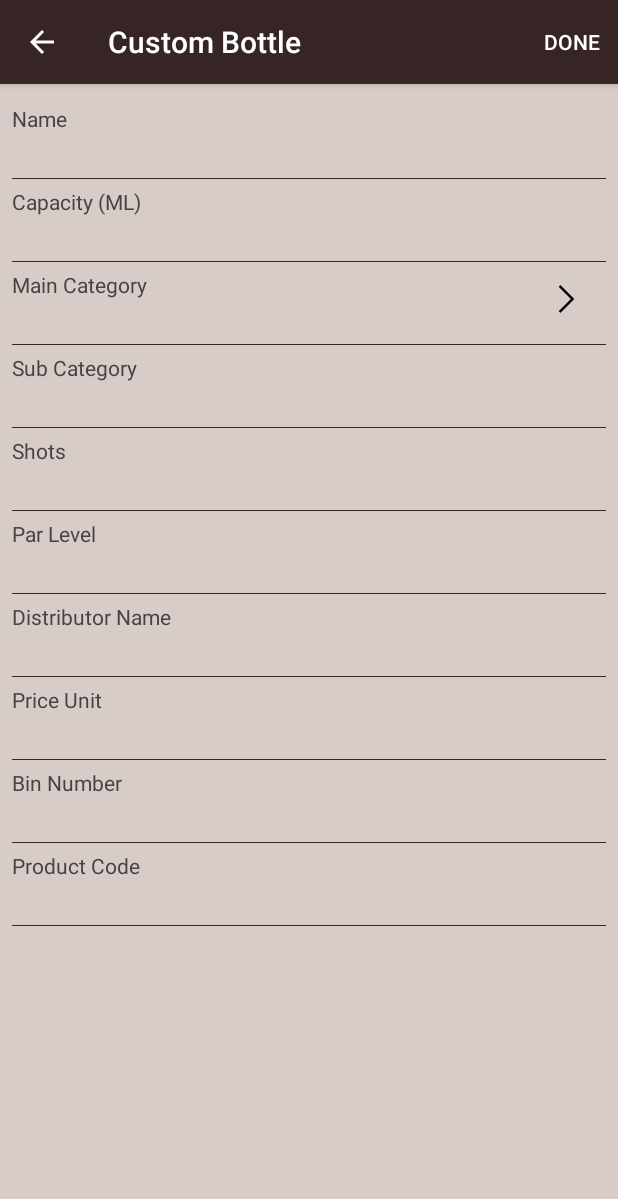
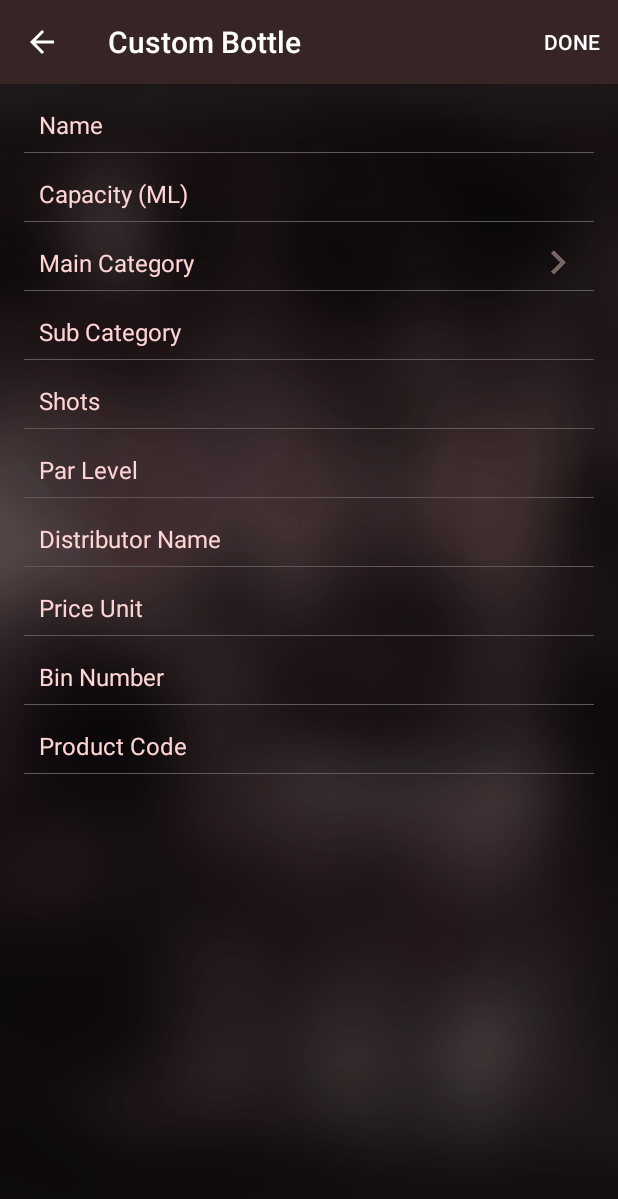
Before and after one commit to KyrosTechnologies/Bar, an Android app: the CustomBottleDetails screen opened directly, with no data from a screen before it, on a phone screen of 412 x 824 dp. Shown: the top 1199 px of the screen. Run offline under Robolectric (Android 15) with nearby library versions, the phone set to English and light mode, and no system bars.

Commit message:
Latest Design

```diff
--- a/app/src/main/res/drawable/layout_bg.xml
+++ b/app/src/main/res/drawable/layout_bg.xml
@@ -1,6 +1,6 @@
 <?xml version="1.0" encoding="utf-8"?>
 <shape xmlns:android="http://schemas.android.com/apk/res/android">
-    <stroke android:width="0.5dip" android:color="@color/colorPrimary" />
+    <stroke android:width="0.5dip" android:color="@color/edittext" />
     <corners android:radius="8dip"/>
     <padding android:left="0dip" android:top="0dip" android:right="0dip" android:bottom="0dip" />
 </shape>
--- a/app/src/main/res/layout/add_custom_bottle.xml
+++ b/app/src/main/res/layout/add_custom_bottle.xml
@@ -2,7 +2,7 @@
 <LinearLayout xmlns:android="http://schemas.android.com/apk/res/android"
     android:orientation="vertical" android:layout_width="match_parent"
     android:layout_height="match_parent"
-    android:background="@color/backgroundcolor">
+    android:background="@drawable/splash">
 
     <LinearLayout
         android:layout_width="match_parent"
@@ -14,7 +14,7 @@
         android:layout_width="wrap_content"
         android:layout_height="wrap_content"
         android:text="Adjust Slider to set level for Full Bottle"
-        android:textColor="@color/lightblack"
+        android:textColor="@color/edit"
         android:textSize="16sp"
         android:layout_gravity="center"
         android:layout_marginBottom="5dp"/>
@@ -23,7 +23,7 @@
             android:layout_width="wrap_content"
             android:layout_height="wrap_content"
             android:text="&amp; an Empty Bottle"
-            android:textColor="@color/lightblack"
+            android:textColor="@color/edit"
             android:textSize="16sp"
             android:layout_gravity="center"/>
 
--- a/app/src/main/res/layout/custom_bottle.xml
+++ b/app/src/main/res/layout/custom_bottle.xml
@@ -3,7 +3,7 @@
     android:orientation="vertical"
     android:layout_width="match_parent"
     android:layout_height="match_parent"
-    android:background="@color/backgroundcolor">
+    android:background="@drawable/splash">
 
     <ScrollView
         android:layout_width="match_parent"
@@ -20,45 +20,61 @@
                 android:orientation="vertical"
                 android:layout_margin="8dp">
 
-                <TextView
-                    android:layout_width="wrap_content"
+                <LinearLayout
+                    android:layout_width="match_parent"
                     android:layout_height="wrap_content"
-                    android:text="Name"
-                    android:layout_marginTop="5dp"
-                    android:textColor="@color/lightblack"
-                    android:textSize="14sp" />
+                    android:orientation="vertical"
+                    android:layout_margin="8dp">
 
                 <EditText
                     android:layout_width="match_parent"
                     android:layout_height="wrap_content"
+                    android:hint="Name"
+                    android:textColorHint="@color/edit"
+                    android:paddingLeft="10dp"
                     android:background="@android:color/transparent"
-                    android:textColor="@color/lightblack"/>
+                    android:textColor="@color/white"
+                    android:textSize="16sp"
+                    android:inputType="textPersonName"/>
 
                 <View
                     android:layout_width="match_parent"
-                    android:layout_marginTop="5dp"
                     android:layout_height="0.5dp"
-                    android:background="@color/colorPrimary"/>
+                    android:background="@color/edittext"
+                    android:layout_marginTop="7dp"/>
 
-                <TextView
-                    android:layout_width="wrap_content"
+                </LinearLayout>
+
+                <LinearLayout
+                    android:layout_width="match_parent"
                     android:layout_height="wrap_content"
-                    android:text="Capacity (ML)"
-                    android:layout_marginTop="5dp"
-                    android:textColor="@color/lightblack"
-                    android:textSize="14sp" />
+                    android:orientation="vertical"
+                    android:layout_margin="8dp">
 
                     <EditText
                         android:layout_width="match_parent"
                         android:layout_height="wrap_content"
+                        android:hint="Capacity (ML)"
+                        android:textColorHint="@color/edit"
+                        android:paddingLeft="10dp"
                         android:background="@android:color/transparent"
-                    android:textColor="@color/lightblack"/>
+                        android:textColor="@color/white"
+                        android:textSize="16sp"
+                        android:inputType="textPersonName"/>
 
                     <View
                         android:layout_width="match_parent"
-                    android:layout_marginTop="5dp"
                         android:layout_height="0.5dp"
-                    android:background="@color/colorPrimary"/>
+                        android:background="@color/edittext"
+                        android:layout_marginTop="7dp"/>
+
+                </LinearLayout>
+
+                <LinearLayout
+                    android:layout_width="wrap_content"
+                    android:layout_height="wrap_content"
+                    android:orientation="vertical"
+                    android:layout_margin="8dp">
 
                 <LinearLayout
                     android:layout_width="match_parent"
@@ -72,25 +88,21 @@
                         android:layout_weight="1">
 
                         <TextView
-                    android:layout_width="wrap_content"
-                    android:layout_height="wrap_content"
-                    android:text="Main Category"
-                    android:layout_marginTop="5dp"
-                    android:textColor="@color/lightblack"
-                    android:textSize="14sp" />
-
-                <EditText
                             android:layout_width="match_parent"
                             android:layout_height="wrap_content"
-                    android:background="@android:color/transparent"
-                    android:textColor="@color/lightblack"/>
+                            android:paddingLeft="10dp"
+                            android:text="Main Category"
+                            android:textColor="@color/edit"
+                            android:textSize="16sp"
+                            android:inputType="textPersonName"/>
+
 
                     </LinearLayout>
 
                     <ImageView
-                        android:layout_width="25dp"
-                        android:layout_height="25dp"
-                        android:src="@drawable/forward_50"
+                        android:layout_width="18dp"
+                        android:layout_height="18dp"
+                        android:src="@drawable/rightarrow"
                         android:layout_gravity="center"
                         android:layout_marginRight="15dp"/>
 
@@ -99,144 +111,186 @@
 
                 <View
                     android:layout_width="match_parent"
-                    android:layout_marginTop="5dp"
                     android:layout_height="0.5dp"
-                    android:background="@color/colorPrimary"/>
+                    android:background="@color/edittext"
+                    android:layout_marginTop="7dp"/>
 
-                <TextView
-                    android:layout_width="wrap_content"
-                    android:layout_height="wrap_content"
-                    android:text="Sub Category"
-                    android:layout_marginTop="5dp"
-                    android:textColor="@color/lightblack"
-                    android:textSize="14sp" />
-                <EditText
+                </LinearLayout>
+
+                <LinearLayout
                     android:layout_width="match_parent"
                     android:layout_height="wrap_content"
-                    android:background="@android:color/transparent"
-                    android:textColor="@color/lightblack"/>
-
-                <View
-                    android:layout_width="match_parent"
-                    android:layout_marginTop="5dp"
-                    android:layout_height="0.5dp"
-                    android:background="@color/colorPrimary"/>
-
-                <TextView
-                    android:layout_width="wrap_content"
-                    android:layout_height="wrap_content"
-                    android:text="Shots"
-                    android:layout_marginTop="5dp"
-                    android:textColor="@color/lightblack"
-                    android:textSize="14sp" />
+                    android:orientation="vertical"
+                    android:layout_margin="8dp">
 
                     <EditText
                         android:layout_width="match_parent"
                         android:layout_height="wrap_content"
+                        android:hint="Sub Category"
+                        android:textColorHint="@color/edit"
+                        android:paddingLeft="10dp"
                         android:background="@android:color/transparent"
-                    android:textColor="@color/lightblack"/>
+                        android:textColor="@color/white"
+                        android:textSize="16sp"
+                        android:inputType="textPersonName"/>
 
                     <View
                         android:layout_width="match_parent"
-                    android:layout_marginTop="5dp"
                         android:layout_height="0.5dp"
-                    android:background="@color/colorPrimary"/>
+                        android:background="@color/edittext"
+                        android:layout_marginTop="7dp"/>
 
-                <TextView
-                    android:layout_width="wrap_content"
+                </LinearLayout>
+
+                <LinearLayout
+                    android:layout_width="match_parent"
                     android:layout_height="wrap_content"
-                    android:text="Par Level"
-                    android:layout_marginTop="5dp"
-                    android:textColor="@color/lightblack"
-                    android:textSize="14sp" />
-
+                    android:orientation="vertical"
+                    android:layout_margin="8dp">
 
                     <EditText
                         android:layout_width="match_parent"
                         android:layout_height="wrap_content"
+                        android:hint="Shots"
+                        android:textColorHint="@color/edit"
+                        android:paddingLeft="10dp"
                         android:background="@android:color/transparent"
-                    android:textColor="@color/lightblack"/>
+                        android:textColor="@color/white"
+                        android:textSize="16sp"
+                        android:inputType="textPersonName"/>
 
                     <View
                         android:layout_width="match_parent"
-                    android:layout_marginTop="5dp"
                         android:layout_height="0.5dp"
-                    android:background="@color/colorPrimary"/>
+                        android:background="@color/edittext"
+                        android:layout_marginTop="7dp"/>
 
-                <TextView
-                    android:layout_width="wrap_content"
+                </LinearLayout>
+
+                <LinearLayout
+                    android:layout_width="match_parent"
                     android:layout_height="wrap_content"
-                    android:text="Distributor Name"
-                    android:layout_marginTop="5dp"
-                    android:textColor="@color/lightblack"
-                    android:textSize="14sp" />
+                    android:orientation="vertical"
+                    android:layout_margin="8dp">
+
                     <EditText
                         android:layout_width="match_parent"
                         android:layout_height="wrap_content"
+                        android:hint="Par Level"
+                        android:textColorHint="@color/edit"
+                        android:paddingLeft="10dp"
                         android:background="@android:color/transparent"
-                    android:textColor="@color/lightblack"/>
+                        android:textColor="@color/white"
+                        android:textSize="16sp"
+                        android:inputType="textPersonName"/>
 
                     <View
                         android:layout_width="match_parent"
-                    android:layout_marginTop="5dp"
                         android:layout_height="0.5dp"
-                    android:background="@color/colorPrimary"/>
+                        android:background="@color/edittext"
+                        android:layout_marginTop="7dp"/>
 
-                <TextView
-                    android:layout_width="wrap_content"
+                </LinearLayout>
+
+                <LinearLayout
+                    android:layout_width="match_parent"
                     android:layout_height="wrap_content"
-                    android:text="Price Unit"
-                    android:layout_marginTop="5dp"
-                    android:textColor="@color/lightblack"
-                    android:textSize="14sp" />
+                    android:orientation="vertical"
+                    android:layout_margin="8dp">
+
                     <EditText
                         android:layout_width="match_parent"
                         android:layout_height="wrap_content"
+                        android:hint="Distributor Name"
+                        android:textColorHint="@color/edit"
+                        android:paddingLeft="10dp"
                         android:background="@android:color/transparent"
-                    android:textColor="@color/lightblack"/>
+                        android:textColor="@color/white"
+                        android:textSize="16sp"
+                        android:inputType="textPersonName"/>
 
                     <View
                         android:layout_width="match_parent"
-                    android:layout_marginTop="5dp"
                         android:layout_height="0.5dp"
-                    android:background="@color/colorPrimary"/>
+                        android:background="@color/edittext"
+                        android:layout_marginTop="7dp"/>
 
-                <TextView
-                    android:layout_width="wrap_content"
+                </LinearLayout>
+
+                <LinearLayout
+                    android:layout_width="match_parent"
                     android:layout_height="wrap_content"
-                    android:text="Bin Number"
-                    android:layout_marginTop="5dp"
-                    android:textColor="@color/lightblack"
-                    android:textSize="14sp" />
+                    android:orientation="vertical"
+                    android:layout_margin="8dp">
+
                     <EditText
                         android:layout_width="match_parent"
                         android:layout_height="wrap_content"
+                        android:hint="Price Unit"
+                        android:textColorHint="@color/edit"
+                        android:paddingLeft="10dp"
                         android:background="@android:color/transparent"
-                    android:textColor="@color/lightblack"/>
+                        android:textColor="@color/white"
+                        android:textSize="16sp"
+                        android:inputType="textPersonName"/>
+
                     <View
                         android:layout_width="match_parent"
-                    android:layout_marginTop="5dp"
                         android:layout_height="0.5dp"
-                    android:background="@color/colorPrimary"/>
+                        android:background="@color/edittext"
+                        android:layout_marginTop="7dp"/>
 
-                <TextView
-                    android:layout_width="wrap_content"
+                </LinearLayout>
+
+                <LinearLayout
+                    android:layout_width="match_parent"
                     android:layout_height="wrap_content"
-                    android:text="Product Code"
-                    android:layout_marginTop="5dp"
-                    android:textColor="@color/lightblack"
-                    android:textSize="14sp" />
+                    android:orientation="vertical"
+                    android:layout_margin="8dp">
+
                     <EditText
                         android:layout_width="match_parent"
                         android:layout_height="wrap_content"
+                        android:hint="Bin Number"
+                        android:textColorHint="@color/edit"
+                        android:paddingLeft="10dp"
                         android:background="@android:color/transparent"
-                    android:textColor="@color/lightblack"/>
+                        android:textColor="@color/white"
+                        android:textSize="16sp"
+                        android:inputType="textPersonName"/>
 
                     <View
                         android:layout_width="match_parent"
-                    android:layout_marginTop="5dp"
                         android:layout_height="0.5dp"
-                    android:background="@color/colorPrimary"/>
+                        android:background="@color/edittext"
+                        android:layout_marginTop="7dp"/>
+
+                </LinearLayout>
+
+                <LinearLayout
+                    android:layout_width="match_parent"
+                    android:layout_height="wrap_content"
+                    android:orientation="vertical"
+                    android:layout_margin="8dp">
+
+                    <EditText
+                        android:layout_width="match_parent"
+                        android:layout_height="wrap_content"
+                        android:hint="Product Code"
+                        android:textColorHint="@color/edit"
+                        android:paddingLeft="10dp"
+                        android:background="@android:color/transparent"
+                        android:textColor="@color/white"
+                        android:textSize="16sp"
+                        android:inputType="textPersonName"/>
+
+                    <View
+                        android:layout_width="match_parent"
+                        android:layout_height="0.5dp"
+                        android:background="@color/edittext"
+                        android:layout_marginTop="7dp"/>
+
+                </LinearLayout>
 
             </LinearLayout>
 
--- a/app/src/main/res/layout/inventory_type_list.xml
+++ b/app/src/main/res/layout/inventory_type_list.xml
@@ -2,7 +2,7 @@
 <LinearLayout xmlns:android="http://schemas.android.com/apk/res/android"
     android:orientation="vertical" android:layout_width="match_parent"
     android:layout_height="match_parent"
-    android:background="@color/backgroundcolor">
+    android:background="@drawable/splash">
 
     <TextView
         android:layout_width="match_parent"
@@ -12,13 +12,13 @@
         android:id="@+id/bottle_custom"
         android:text="Add custom bottle"
         android:layout_marginBottom="4dp"
-        android:textColor="@color/lightblack"
+        android:textColor="@color/edit"
         android:textSize="18sp"
         android:layout_marginTop="8dp"/>
     <View
         android:layout_width="300dp"
         android:layout_height="0.5dp"
-        android:background="@color/colorPrimary"
+        android:background="@color/edittext"
         android:layout_marginBottom="8dp"
         android:layout_gravity="center"/>
 
```
Also changed, not shown: app/src/main/res/layout/activity_inventory_list.xml (+18 -25 lines), app/src/main/res/layout/activity_my_inventory_list.xml (+32 -38 lines), app/src/main/res/layout/activity_section_bottles.xml (+31 -38 lines), app/src/main/res/layout/add_to_inventory.xml (+12 -11 lines), app/src/main/res/layout/custom_keg.xml (+132 -101 lines). Lines whose indentation alone changed are shown as unchanged.
